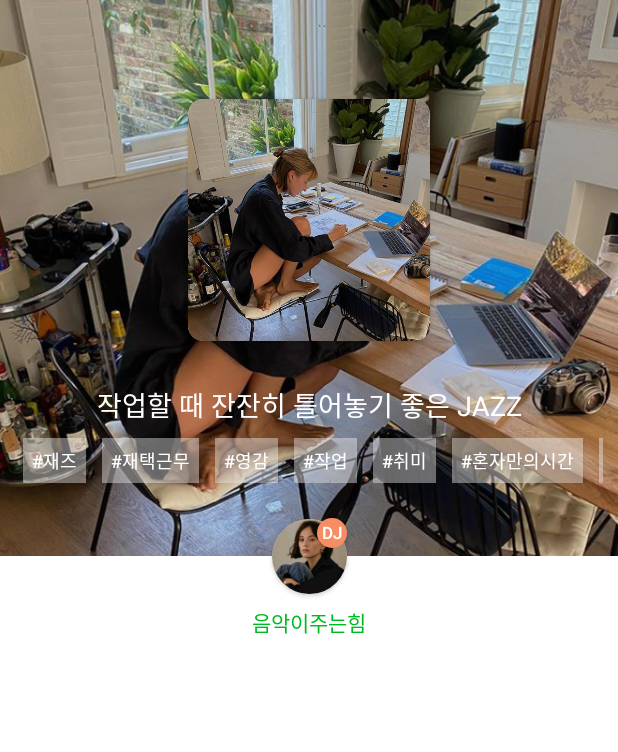
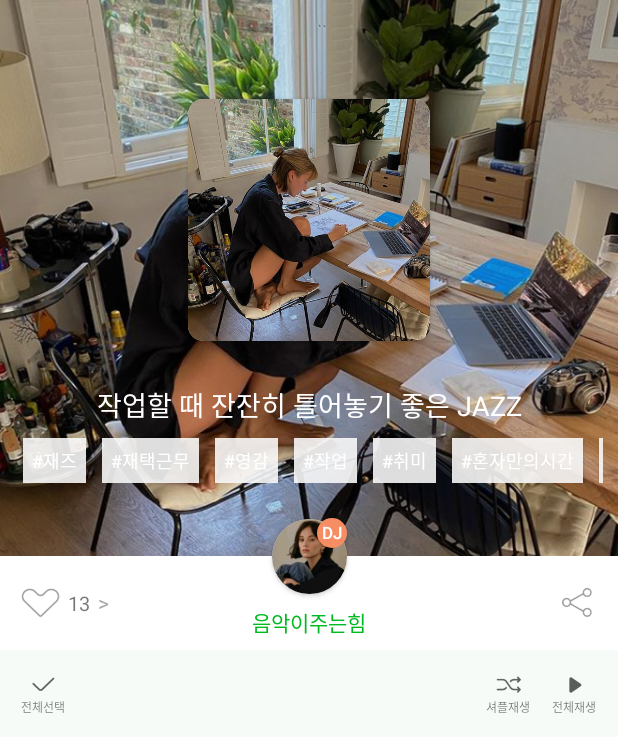
Before and after one commit to yezji/RisingProgrammer, an Android app: the screen it shows after launch (ChartActivity before the commit, MainActivity after it), on a phone screen of 412 x 824 dp. Shown: the top 752 px of the screen. Run offline under Robolectric (Android 15) with nearby library versions, the phone set to English and light mode, and no system bars; plain views replace RealtimeBlurView.

Commit message:
fix chart layout

```diff
--- a/Week2/MusicApp/app/src/main/AndroidManifest.xml
+++ b/Week2/MusicApp/app/src/main/AndroidManifest.xml
@@ -11,13 +11,7 @@
         android:theme="@style/Theme.MusicApp">
         <activity android:name=".SongActivity"></activity>
         <activity
-            android:name=".ChartActivity"
-            android:label="@string/title_activity_dj_collection">
-            <intent-filter>
-                <action android:name="android.intent.action.MAIN" />
-
-                <category android:name="android.intent.category.LAUNCHER" />
-            </intent-filter>
+            android:name=".ChartActivity">
         </activity>
         <activity android:name=".MainActivity">
             <intent-filter>
--- /dev/null
+++ b/Week2/MusicApp/app/src/main/res/drawable/btn_like.xml
@@ -0,0 +1,9 @@
+<?xml version="1.0" encoding="utf-8"?>
+<selector xmlns:android="http://schemas.android.com/apk/res/android">
+    <item
+        android:state_pressed="false"
+        android:drawable="@drawable/btn_like_inactive"/>
+    <item
+        android:state_pressed="true"
+        android:drawable="@drawable/btn_like_active"/>
+</selector>
--- /dev/null
+++ b/Week2/MusicApp/app/src/main/res/drawable/drawable_top_btn_chart_playall.xml
@@ -0,0 +1,7 @@
+<?xml version="1.0" encoding="utf-8"?>
+<layer-list xmlns:android="http://schemas.android.com/apk/res/android">
+    <item
+        android:drawable="@drawable/btn_chart_playall"
+        android:width="18dp"
+        android:height="18dp"/>
+</layer-list>
--- /dev/null
+++ b/Week2/MusicApp/app/src/main/res/drawable/drawable_top_btn_chart_select_active.xml
@@ -0,0 +1,7 @@
+<?xml version="1.0" encoding="utf-8"?>
+<layer-list xmlns:android="http://schemas.android.com/apk/res/android">
+    <item
+        android:drawable="@drawable/btn_selectall_active"
+        android:width="18dp"
+        android:height="18dp"/>
+</layer-list>
--- /dev/null
+++ b/Week2/MusicApp/app/src/main/res/drawable/drawable_top_btn_chart_select_inactive.xml
@@ -0,0 +1,7 @@
+<?xml version="1.0" encoding="utf-8"?>
+<layer-list xmlns:android="http://schemas.android.com/apk/res/android">
+    <item
+        android:drawable="@drawable/btn_selectall_inactive"
+        android:width="18dp"
+        android:height="18dp"/>
+</layer-list>
--- /dev/null
+++ b/Week2/MusicApp/app/src/main/res/drawable/drawable_top_btn_chart_shuffle.xml
@@ -0,0 +1,7 @@
+<?xml version="1.0" encoding="utf-8"?>
+<layer-list xmlns:android="http://schemas.android.com/apk/res/android">
+    <item
+        android:drawable="@drawable/btn_play_shuffle_inactive"
+        android:width="18dp"
+        android:height="18dp"/>
+</layer-list>
--- a/Week2/MusicApp/app/src/main/res/layout/activity_chart.xml
+++ b/Week2/MusicApp/app/src/main/res/layout/activity_chart.xml
@@ -8,8 +8,8 @@
 
 
     <ScrollView
-        android:layout_width="match_parent"
-        android:layout_height="match_parent"
+        android:layout_width="0dp"
+        android:layout_height="0dp"
         app:layout_constraintBottom_toBottomOf="parent"
         app:layout_constraintEnd_toEndOf="parent"
         app:layout_constraintStart_toStartOf="parent"
@@ -17,7 +17,7 @@
 
         <LinearLayout
             android:layout_width="match_parent"
-            android:layout_height="wrap_content"
+            android:layout_height="match_parent"
             android:orientation="vertical">
 
             <androidx.constraintlayout.widget.ConstraintLayout
@@ -279,6 +279,64 @@
                     app:layout_constraintEnd_toEndOf="parent"
                     app:layout_constraintBottom_toBottomOf="@id/ivBackground"/>
 
+                <ImageButton
+                    android:id="@+id/ibLike"
+                    android:layout_width="26dp"
+                    android:layout_height="26dp"
+
+                    android:layout_marginLeft="14dp"
+                    android:layout_marginRight="5dp"
+                    android:background="@color/transparent"
+
+                    android:scaleType="centerInside"
+
+                    android:src="@drawable/btn_like"
+                    app:layout_constraintBottom_toBottomOf="parent"
+                    app:layout_constraintStart_toStartOf="parent"
+                    app:layout_constraintEnd_toStartOf="@id/btnLikePeople"
+                    app:layout_constraintTop_toBottomOf="@id/tvDivider" />
+
+                <LinearLayout
+                    android:id="@+id/btnLikePeople"
+                    android:layout_width="wrap_content"
+                    android:layout_height="wrap_content"
+                    android:orientation="horizontal"
+
+                    app:layout_constraintTop_toTopOf="@id/ibLike"
+                    app:layout_constraintBottom_toBottomOf="@id/ibLike"
+                    app:layout_constraintStart_toEndOf="@id/ibLike">
+
+                    <TextView
+                        android:id="@+id/tvLikeValue"
+                        android:layout_width="wrap_content"
+                        android:layout_height="wrap_content"
+                        android:text="@string/btn_like_value"
+                        android:textSize="13dp"
+                        android:layout_gravity="center"
+                        android:layout_margin="5dp"/>
+                    <TextView
+                        android:layout_width="wrap_content"
+                        android:layout_height="wrap_content"
+                        android:text=">"
+                        android:layout_gravity="center"
+                        android:textColor="@color/light_gray"/>
+                </LinearLayout>
+
+                <ImageButton
+                    android:id="@+id/ibShare"
+                    android:layout_width="26dp"
+                    android:layout_height="26dp"
+
+                    android:layout_marginRight="14dp"
+                    android:background="@color/transparent"
+
+                    android:scaleType="centerInside"
+
+                    android:src="@drawable/btn_share"
+                    app:layout_constraintBottom_toBottomOf="parent"
+                    app:layout_constraintEnd_toEndOf="parent"
+                    app:layout_constraintTop_toBottomOf="@id/tvDivider" />
+
                 <androidx.cardview.widget.CardView
                     android:id="@+id/cvProfileDj"
                     android:layout_width="50dp"
@@ -329,10 +387,85 @@
 
             </androidx.constraintlayout.widget.ConstraintLayout>
 
+            <androidx.constraintlayout.widget.ConstraintLayout
+                android:layout_width="match_parent"
+                android:layout_height="match_parent"
+                android:background="@color/background_light_green">
 
-            <androidx.recyclerview.widget.RecyclerView
-                android:layout_width="match_parent"
-                android:layout_height="wrap_content" />
+                <TextView
+                    android:id="@+id/btnChartSelect"
+                    android:layout_width="30dp"
+                    android:layout_height="30dp"
+
+                    android:layout_marginStart="14dp"
+                    android:layout_marginTop="14dp"
+                    android:layout_marginBottom="14dp"
+
+                    android:drawableTop="@drawable/drawable_top_btn_chart_select_inactive"
+                    android:text="@string/play_btn_select_all"
+                    android:textSize="8dp"
+
+                    app:layout_constraintBottom_toTopOf="@+id/tvDivider2"
+                    app:layout_constraintStart_toStartOf="parent"
+                    app:layout_constraintTop_toTopOf="parent" />
+
+                <TextView
+                    android:id="@+id/btnChartShuffle"
+                    android:layout_width="30dp"
+                    android:layout_height="30dp"
+
+                    android:layout_marginTop="14dp"
+                    android:layout_marginEnd="14dp"
+                    android:layout_marginBottom="14dp"
+
+                    android:drawableTop="@drawable/drawable_top_btn_chart_shuffle"
+                    android:text="@string/play_btn_shuffle"
+                    android:textSize="8dp"
+
+                    app:layout_constraintBottom_toTopOf="@+id/tvDivider2"
+                    app:layout_constraintEnd_toStartOf="@id/btnChartPlayAll"
+                    app:layout_constraintTop_toTopOf="parent" />
+
+                <TextView
+                    android:id="@+id/btnChartPlayAll"
+                    android:layout_width="30dp"
+                    android:layout_height="30dp"
+
+                    android:layout_marginTop="14dp"
+                    android:layout_marginEnd="14dp"
+                    android:layout_marginBottom="14dp"
+
+                    android:drawableTop="@drawable/drawable_top_btn_chart_playall"
+                    android:text="@string/play_btn_play_all"
+                    android:textSize="8dp"
+
+                    app:layout_constraintBottom_toTopOf="@+id/tvDivider2"
+                    app:layout_constraintEnd_toEndOf="parent"
+                    app:layout_constraintTop_toTopOf="parent" />
+
+                <TextView
+                    android:id="@+id/tvDivider2"
+                    android:layout_width="0dp"
+                    android:layout_height="0dp"
+
+                    app:layout_constraintTop_toBottomOf="@id/btnChartSelect"
+                    app:layout_constraintStart_toStartOf="parent"
+                    app:layout_constraintEnd_toEndOf="parent"
+                    android:layout_marginTop="14dp"/>
+
+
+                <androidx.recyclerview.widget.RecyclerView
+                    android:id="@+id/rvChartList"
+                    android:layout_width="match_parent"
+                    android:layout_height="match_parent"
+
+                    app:layout_constraintBottom_toBottomOf="parent"
+                    app:layout_constraintEnd_toEndOf="parent"
+                    app:layout_constraintStart_toStartOf="parent"
+                    app:layout_constraintTop_toBottomOf="@id/tvDivider2" />
+
+
+            </androidx.constraintlayout.widget.ConstraintLayout>
 
         </LinearLayout>
     </ScrollView>
--- a/Week2/MusicApp/app/src/main/res/values/colors.xml
+++ b/Week2/MusicApp/app/src/main/res/values/colors.xml
@@ -10,9 +10,11 @@
 
     <color name="transparent">#00000000</color>
     <color name="melon_signature">#FF00BA21</color>
-    <color name="tag_white">#66FFFFFF</color>
+    <color name="light_gray">#FFA9A9A9</color>
+    <color name="tag_white">#DDFFFFFF</color>
 
     <!-- chart -->
     <color name="badge_dj">#FFF78D63</color>
+    <color name="background_light_green">#FFF6FBF7</color>
 
 </resources>
--- a/Week2/MusicApp/app/src/main/res/values/strings.xml
+++ b/Week2/MusicApp/app/src/main/res/values/strings.xml
@@ -1,6 +1,5 @@
 <resources>
     <string name="app_name">MusicApp</string>
-    <string name="title_activity_dj_collection">dj_collection</string>
     <!--
     This string is used for square devices and overridden by hello_world in
     values-round/strings.xml for round devices.
@@ -21,7 +20,7 @@
 
     <string name="badge_dj">DJ</string>
     <string name="nickname_dj">음악이주는힘</string>
-    <string name="btn_heart_value">13</string>
+    <string name="btn_like_value">13</string>
 
     <!-- tab names -->
     <string name="chart_top_tab_1">수록곡</string>
```
